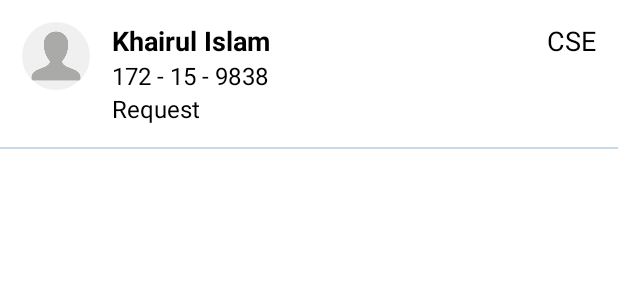
After one commit to KhairuI/Smart-Teaching-System, an Android app: the layout single_teacher_appointment.xml on its own in the app's theme, with its tools: preview values and no code run, on a phone screen of 412 x 824 dp. The commit adds this screen. Shown: the top 300 px of the screen. Run offline under Robolectric (Android 15) with nearby library versions, the phone set to English and light mode, and no system bars.

Commit message:
Teacher Appointment

```diff
--- a/app/src/main/java/com/example/smartteachingsystem/view/di/ActivityBuilderModule.java
+++ b/app/src/main/java/com/example/smartteachingsystem/view/di/ActivityBuilderModule.java
@@ -9,6 +9,7 @@ import com.example.smartteachingsystem.view.di.studentAppointment.StudentAppView
 import com.example.smartteachingsystem.view.di.studentHome.StudentHomeModule;
 import com.example.smartteachingsystem.view.di.studentHome.StudentHomeViewModelModule;
 import com.example.smartteachingsystem.view.di.studentRegister.StudentRegViewModelModule;
+import com.example.smartteachingsystem.view.di.teacherHome.TeacherHomeModule;
 import com.example.smartteachingsystem.view.di.teacherList.TeacherListModule;
 import com.example.smartteachingsystem.view.di.teacherList.TeacherListViewModelModule;
 import com.example.smartteachingsystem.view.di.teacherHome.TeacherHomeViewModelModule;
@@ -92,7 +93,8 @@ public abstract class ActivityBuilderModule {
     // Teacher Home Activity
     @ContributesAndroidInjector(
             modules = {
-                    TeacherHomeViewModelModule.class
+                    TeacherHomeViewModelModule.class,
+                    TeacherHomeModule.class
             }
     )
     abstract TeacherHome contributeTeacherHome();
--- /dev/null
+++ b/app/src/main/res/layout/single_teacher_appointment.xml
@@ -0,0 +1,102 @@
+<?xml version="1.0" encoding="utf-8"?>
+<RelativeLayout
+    xmlns:android="http://schemas.android.com/apk/res/android"
+    android:layout_width="match_parent"
+    android:layout_height="wrap_content">
+
+    <RelativeLayout
+        android:id="@+id/mainLayout"
+        android:padding="7dp"
+        android:layout_width="match_parent"
+        android:layout_height="wrap_content">
+
+        <RelativeLayout
+            android:layout_margin="7dp"
+            android:id="@+id/topId"
+            android:layout_width="wrap_content"
+            android:layout_height="wrap_content">
+
+            <de.hdodenhof.circleimageview.CircleImageView
+                android:id="@+id/singleTeacherAppointmentImageId"
+                android:src="@drawable/profile"
+                android:layout_width="45dp"
+                android:layout_height="45dp">
+
+            </de.hdodenhof.circleimageview.CircleImageView>
+
+        </RelativeLayout>
+
+        <RelativeLayout
+            android:layout_margin="7dp"
+            android:layout_marginStart="10dp"
+            android:layout_toEndOf="@id/topId"
+            android:layout_width="wrap_content"
+            android:layout_height="wrap_content">
+
+            <TextView
+                android:text="Khairul Islam"
+                android:id="@+id/singleTeacherAppointmentNameId"
+                android:textSize="18sp"
+                android:textStyle="bold"
+                android:ellipsize="end"
+                android:maxLines="1"
+                android:layout_alignParentStart="true"
+                android:layout_toStartOf="@id/singleTeacherAppointmentDeptId"
+                android:textColor="@color/black"
+                android:layout_width="wrap_content"
+                android:layout_height="wrap_content">
+
+            </TextView>
+
+            <TextView
+                android:text="CSE"
+                android:layout_marginStart="5dp"
+                android:id="@+id/singleTeacherAppointmentDeptId"
+                android:textSize="18sp"
+                android:layout_alignParentEnd="true"
+                android:textColor="@color/black"
+                android:layout_width="wrap_content"
+                android:layout_height="wrap_content">
+
+            </TextView>
+
+            <TextView
+                android:text="172 - 15 - 9838"
+                android:id="@+id/singleTeacherAppointmentUserId"
+                android:textSize="16sp"
+                android:ellipsize="end"
+                android:maxLines="1"
+                android:layout_below="@id/singleTeacherAppointmentNameId"
+                android:textColor="@color/black"
+                android:layout_width="wrap_content"
+                android:layout_height="wrap_content">
+
+            </TextView>
+
+            <TextView
+                android:text="Request"
+                android:id="@+id/singleTeacherAppointmentStatusId"
+                android:textSize="16sp"
+                android:ellipsize="end"
+                android:maxLines="1"
+                android:layout_below="@id/singleTeacherAppointmentUserId"
+                android:textColor="@color/black"
+                android:layout_width="wrap_content"
+                android:layout_height="wrap_content">
+
+            </TextView>
+
+
+        </RelativeLayout>
+    </RelativeLayout>
+    <View
+        android:layout_below="@id/mainLayout"
+        android:background="@color/normal_small_blue"
+        android:layout_width="match_parent"
+        android:layout_height="1dp">
+
+    </View>
+
+
+
+</RelativeLayout>
```
Also changed, not shown: app/src/main/java/com/example/smartteachingsystem/view/adapter/StudentAppointmentAdapter.java (+6 -6 lines), app/src/main/java/com/example/smartteachingsystem/view/adapter/TeacherAppointmentAdapter.java (+89 -1 lines), app/src/main/java/com/example/smartteachingsystem/view/di/teacherHome/TeacherHomeModule.java (added, +27 -0 lines), app/src/main/java/com/example/smartteachingsystem/view/ui/teacherHome/TeacherHome.java (+41 -1 lines).
